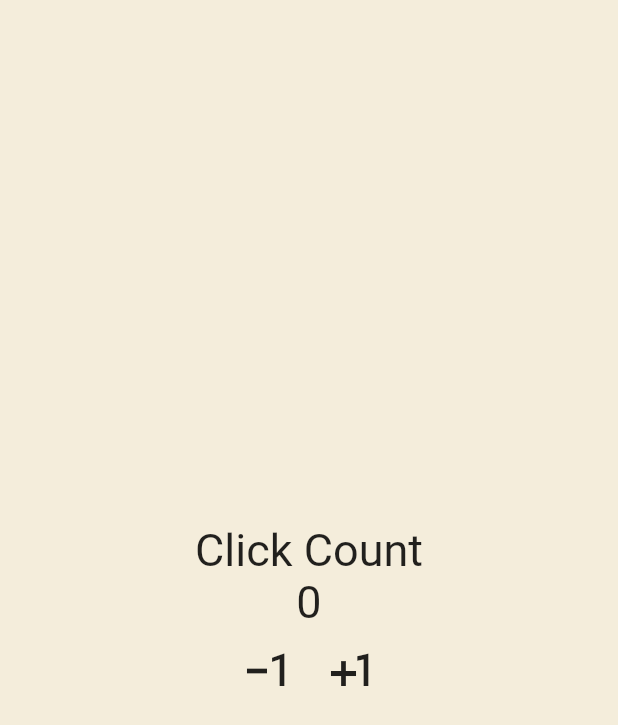
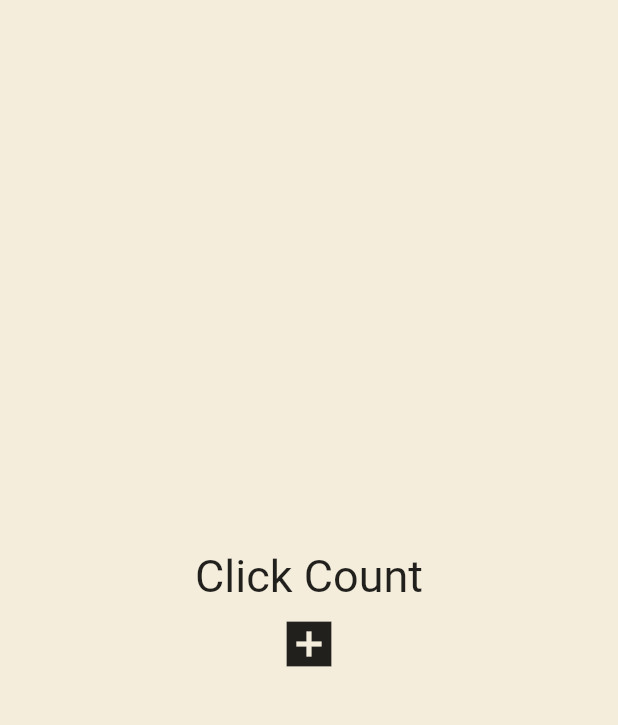
Before and after one commit to front-chan/flutter_study, a Flutter app: the screen it shows after launch, on a phone screen of 412 x 824 dp. Shown: the top 725 px of the screen. Run offline on Flutter 3.47's test engine with Material 2 defaults, Android fonts, the phone set to English and light mode, and no system bars.

```diff
--- a/lib/main.dart
+++ b/lib/main.dart
@@ -10,17 +10,11 @@ class App extends StatefulWidget {
 }
 
 class _AppState extends State<App> {
-  int counter = 0;
+  List<int> numbers = [];
 
-  void onPlused() {
+  void onClicked() {
     setState(() {
-      counter = counter + 1;
-    });
-  }
-
-  void onMinused() {
-    setState(() {
-      counter = counter - 1;
+      numbers.add(numbers.length);
     });
   }
 
@@ -39,34 +33,14 @@ class _AppState extends State<App> {
                   fontSize: 30,
                 ),
               ),
-              Text(
-                '$counter',
-                style: const TextStyle(
-                  fontSize: 30,
+              for (var n in numbers) Text('$n'),
+              IconButton(
+                iconSize: 40,
+                onPressed: onClicked,
+                icon: const Icon(
+                  Icons.add_box_sharp,
                 ),
               ),
-              Row(
-                mainAxisAlignment: MainAxisAlignment.center,
-                children: [
-                  IconButton(
-                    // style: const ButtonStyle(
-                    //   backgroundColor: MaterialStatePropertyAll(Colors.black),
-                    // ),
-                    iconSize: 40,
-                    onPressed: onMinused,
-                    icon: const Icon(
-                      Icons.exposure_minus_1_sharp,
-                    ),
-                  ),
-                  IconButton(
-                    iconSize: 40,
-                    onPressed: onPlused,
-                    icon: const Icon(
-                      Icons.plus_one_sharp,
-                    ),
-                  ),
-                ],
-              )
             ],
           ),
         ),
```
